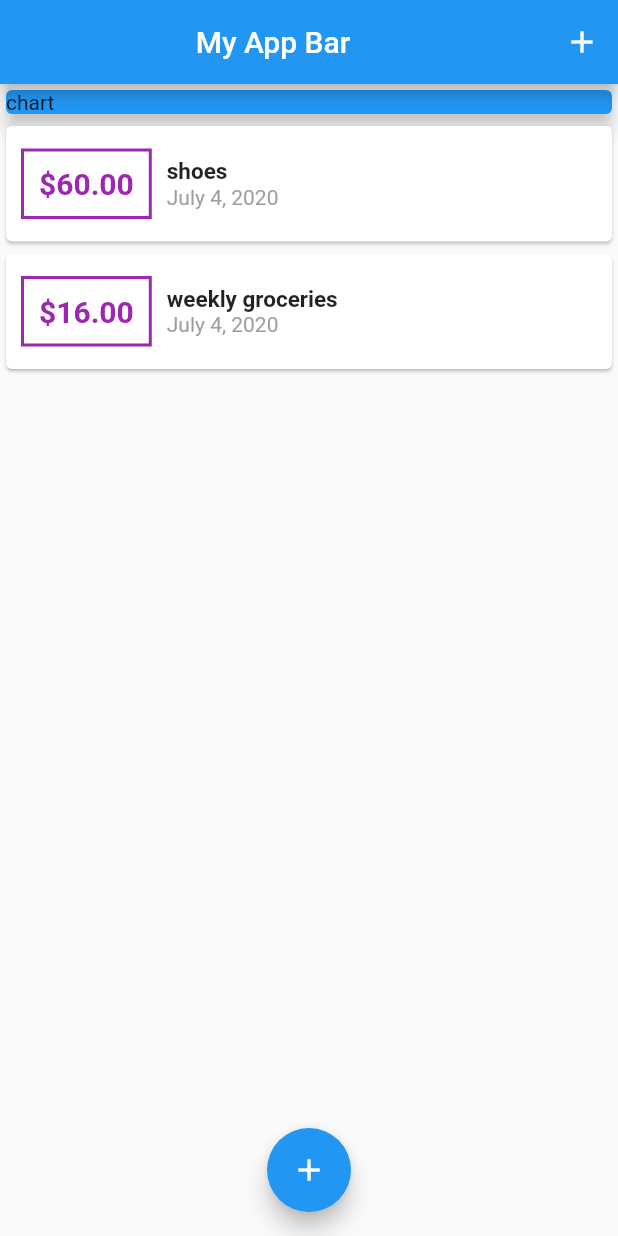
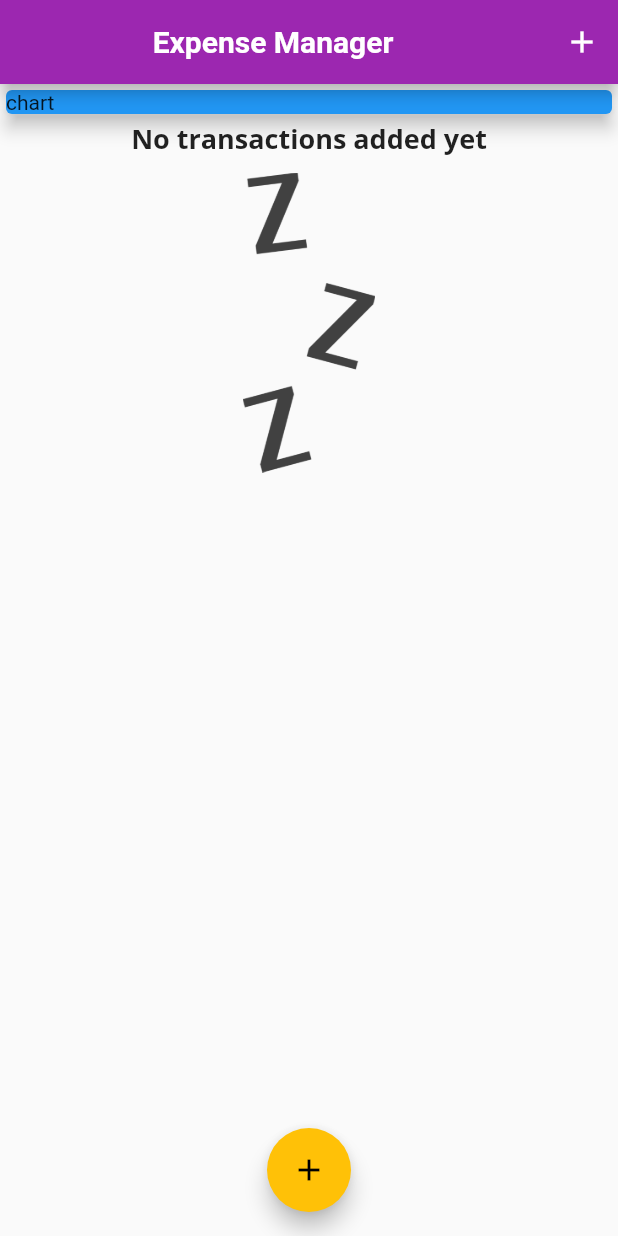
Before and after one commit to ganeshdipdumbare/expense_manager, a Flutter app: the screen it shows after launch, on a phone screen of 412 x 824 dp. Run offline on Flutter 3.47's test engine with Material 2 defaults, Android fonts, the phone set to English and light mode, and no system bars; Roboto replaces fonts that are missing (OpnSans).

Commit message:
add no transaction yet display code

```diff
--- a/lib/main.dart
+++ b/lib/main.dart
@@ -16,8 +16,26 @@ class MyApp extends StatelessWidget {
     return MaterialApp(
       title: 'Flutter Demo',
       theme: ThemeData(
-        primarySwatch: Colors.blue,
+        primarySwatch: Colors.purple,
+        accentColor: Colors.amber,
         visualDensity: VisualDensity.adaptivePlatformDensity,
+        fontFamily: 'Quicksand',
+        textTheme: ThemeData.light().textTheme.copyWith(
+              headline6: TextStyle(
+                fontFamily: 'OpenSans',
+                fontWeight: FontWeight.bold,
+                fontSize: 18,
+              ),
+            ),
+        appBarTheme: AppBarTheme(
+          textTheme: ThemeData.light().textTheme.copyWith(
+                headline6: TextStyle(
+                  fontFamily: 'OpnSans',
+                  fontSize: 20,
+                  fontWeight: FontWeight.bold,
+                ),
+              ),
+        ),
       ),
       home: MyHomePage(),
     );
@@ -34,18 +52,18 @@ class _MyHomePageState extends State<MyHomePage> {
   final amountController = TextEditingController();
 
   final List<Transaction> _userTransaction = [
-    Transaction(
-      id: 't1',
-      title: 'shoes',
-      amount: 60.00,
-      date: DateTime.now(),
-    ),
-    Transaction(
-      id: 't2',
-      title: 'weekly groceries',
-      amount: 16.00,
-      date: DateTime.now(),
-    ),
+    // Transaction(
+    //   id: 't1',
+    //   title: 'shoes',
+    //   amount: 60.00,
+    //   date: DateTime.now(),
+    // ),
+    // Transaction(
+    //   id: 't2',
+    //   title: 'weekly groceries',
+    //   amount: 16.00,
+    //   date: DateTime.now(),
+    // ),
   ];
 
   void _addNewTransaction(String title, double amount) {
@@ -80,7 +98,7 @@ class _MyHomePageState extends State<MyHomePage> {
       appBar: AppBar(
         title: Center(
           child: Text(
-            'My App Bar',
+            'Expense Manager',
           ),
         ),
         actions: <Widget>[
--- a/lib/widget/transaction_list.dart
+++ b/lib/widget/transaction_list.dart
@@ -12,7 +12,26 @@ class TransactionList extends StatelessWidget {
   Widget build(BuildContext context) {
     return Container(
       height: 300,
-      child: ListView.builder(
+      child: transactions.isEmpty
+          ? Column(
+              children: <Widget>[
+                Text(
+                  'No transactions added yet',
+                  style: Theme.of(context).textTheme.headline6,
+                ),
+                SizedBox(
+                  height: 10,
+                ),
+                Container(
+                  height: 200,
+                  child: Image.asset(
+                    'assets/images/waiting.png',
+                    fit: BoxFit.cover,
+                  ),
+                ),
+              ],
+            )
+          : ListView.builder(
               itemBuilder: (ctx, index) {
                 return Card(
                   child: Row(
@@ -24,7 +43,7 @@ class TransactionList extends StatelessWidget {
                         ),
                         decoration: BoxDecoration(
                           border: Border.all(
-                      color: Colors.purple,
+                            color: Theme.of(context).primaryColor,
                             width: 2,
                           ),
                         ),
@@ -33,7 +52,7 @@ class TransactionList extends StatelessWidget {
                           style: TextStyle(
                             fontWeight: FontWeight.bold,
                             fontSize: 20,
-                      color: Colors.purple,
+                            color: Theme.of(context).primaryColor,
                           ),
                         ),
                         padding: EdgeInsets.all(10),
@@ -43,13 +62,11 @@ class TransactionList extends StatelessWidget {
                         children: <Widget>[
                           Text(
                             transactions[index].title,
-                      style: TextStyle(
-                        fontSize: 15,
-                        fontWeight: FontWeight.bold,
-                      ),
+                            style: Theme.of(context).textTheme.headline6,
                           ),
                           Text(
-                      DateFormat.yMMMMd().format(transactions[index].date),
+                            DateFormat.yMMMMd()
+                                .format(transactions[index].date),
                             style: TextStyle(
                               color: Colors.grey,
                             ),
```
Also changed, not shown: pubspec.yaml (+13 -8 lines), assets/fonts/OpenSans-Bold.ttf (added), assets/fonts/OpenSans-Regular.ttf (added), assets/fonts/Quicksand-Bold.ttf (added), assets/fonts/Quicksand-Light.ttf (added), assets/fonts/Quicksand-Medium.ttf (added), assets/fonts/Quicksand-Regular.ttf (added), assets/images/waiting.png (added). Lines whose indentation alone changed are shown as unchanged.
